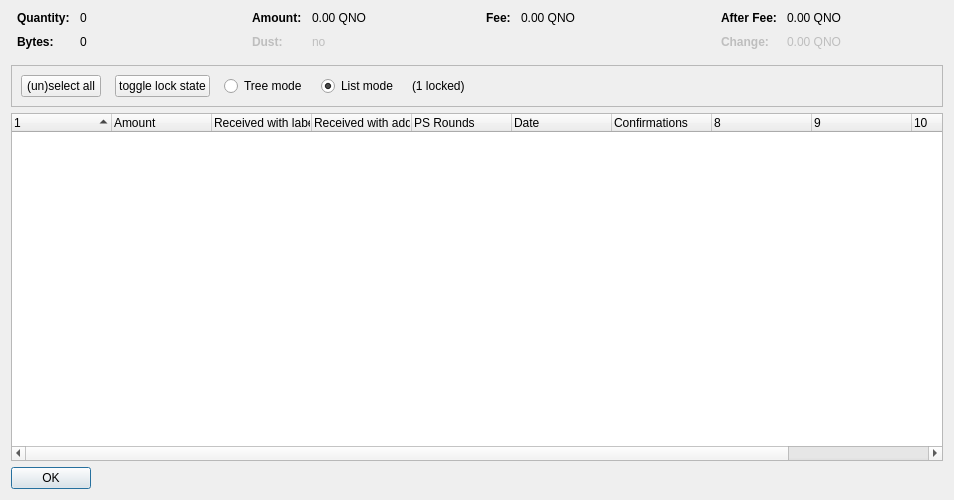
This is src/qt/forms/coincontroldialog.ui in qyno/qynocoin as Qt 5 draws it before an edit. The edited form follows.
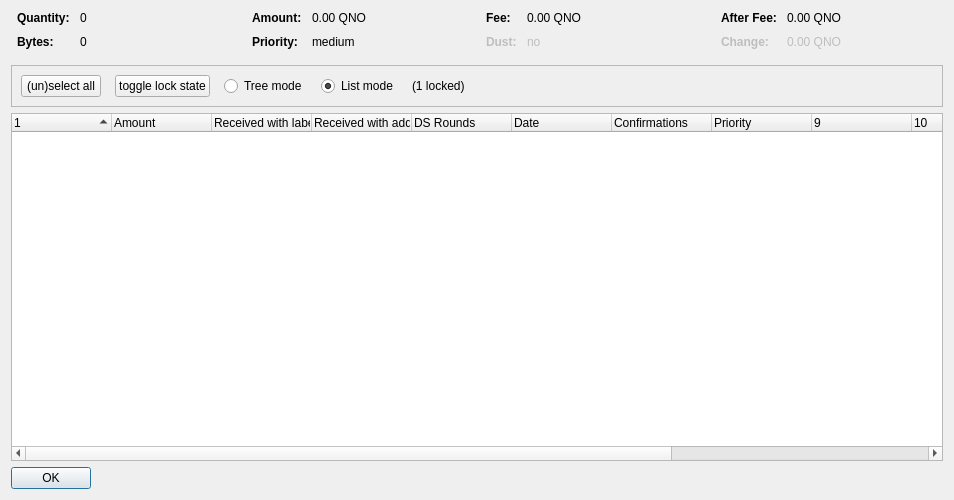
This is the edited form. Custom widgets are drawn as their Qt base class.

Patch:
```diff
--- a/src/qt/forms/coincontroldialog.ui
+++ b/src/qt/forms/coincontroldialog.ui
@@ -140,10 +140,7 @@
         </widget>
        </item>
        <item row="1" column="0">
-        <widget class="QLabel" name="labelCoinControlLowOutputText">
-         <property name="enabled">
-          <bool>false</bool>
-         </property>
+        <widget class="QLabel" name="labelCoinControlPriorityText">
          <property name="font">
           <font>
            <weight>75</weight>
@@ -151,15 +148,12 @@
           </font>
          </property>
          <property name="text">
-          <string>Dust:</string>
+          <string>Priority:</string>
          </property>
         </widget>
        </item>
        <item row="1" column="1">
-        <widget class="QLabel" name="labelCoinControlLowOutput">
-         <property name="enabled">
-          <bool>false</bool>
-         </property>
+        <widget class="QLabel" name="labelCoinControlPriority">
          <property name="cursor">
           <cursorShape>IBeamCursor</cursorShape>
          </property>
@@ -167,7 +161,7 @@
           <enum>Qt::ActionsContextMenu</enum>
          </property>
          <property name="text">
-          <string notr="true">no</string>
+          <string>medium</string>
          </property>
          <property name="textInteractionFlags">
           <set>Qt::LinksAccessibleByMouse|Qt::TextSelectableByKeyboard|Qt::TextSelectableByMouse</set>
@@ -219,6 +213,41 @@
          </property>
         </widget>
        </item>
+       <item row="1" column="0">
+        <widget class="QLabel" name="labelCoinControlLowOutputText">
+         <property name="enabled">
+          <bool>false</bool>
+         </property>
+         <property name="font">
+          <font>
+           <weight>75</weight>
+           <bold>true</bold>
+          </font>
+         </property>
+         <property name="text">
+          <string>Dust:</string>
+         </property>
+        </widget>
+       </item>
+       <item row="1" column="1">
+        <widget class="QLabel" name="labelCoinControlLowOutput">
+         <property name="enabled">
+          <bool>false</bool>
+         </property>
+         <property name="cursor">
+          <cursorShape>IBeamCursor</cursorShape>
+         </property>
+         <property name="contextMenuPolicy">
+          <enum>Qt::ActionsContextMenu</enum>
+         </property>
+         <property name="text">
+          <string>no</string>
+         </property>
+         <property name="textInteractionFlags">
+          <set>Qt::LinksAccessibleByMouse|Qt::TextSelectableByKeyboard|Qt::TextSelectableByMouse</set>
+         </property>
+        </widget>
+       </item>
       </layout>
      </item>
      <item>
@@ -418,7 +447,7 @@
       <bool>false</bool>
      </property>
      <property name="columnCount">
-      <number>11</number>
+      <number>13</number>
      </property>
      <attribute name="headerShowSortIndicator" stdset="0">
       <bool>true</bool>
@@ -448,7 +477,7 @@
      </column>
      <column>
       <property name="text">
-       <string>PS Rounds</string>
+       <string>DS Rounds</string>
       </property>
      </column>
      <column>
@@ -464,6 +493,16 @@
        <string>Confirmed</string>
       </property>
      </column>
+     <column>
+      <property name="text">
+       <string>Priority</string>
+      </property>
+     </column>
+     <column>
+      <property name="text">
+       <string/>
+      </property>
+     </column>
      <column>
       <property name="text">
        <string/>
```
